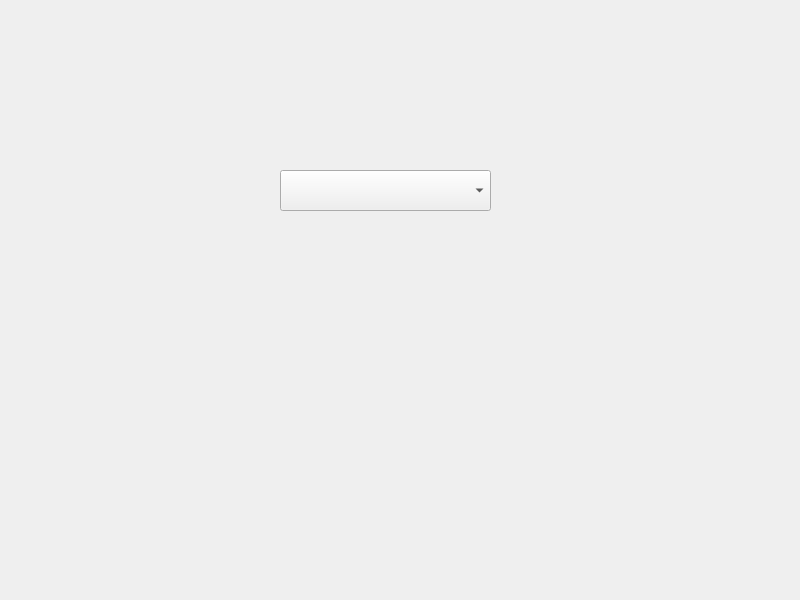
Old version of the form form.ui in the repository w3rr0/Arduino-screen.
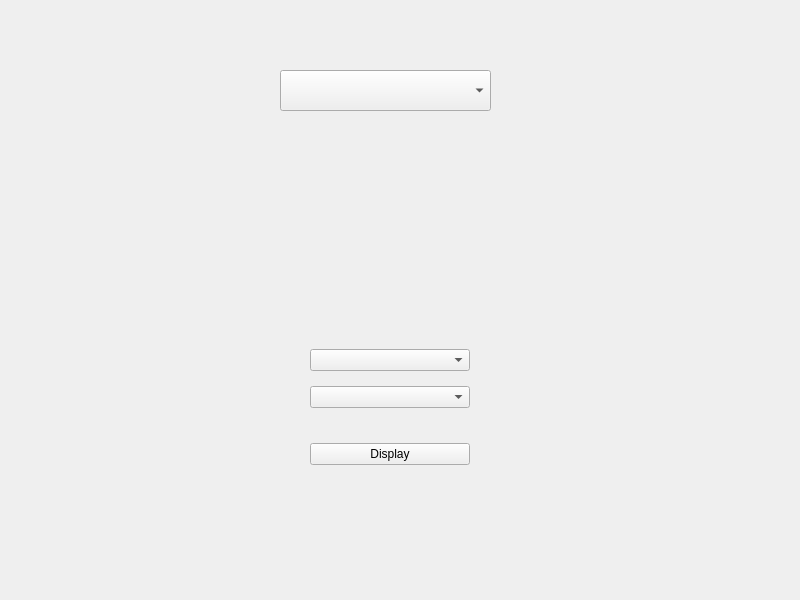
New version of the form.

Commit message: add display dialog and button

Diff of the .ui file:
```diff
--- a/form.ui
+++ b/form.ui
@@ -17,12 +17,50 @@
    <property name="geometry">
     <rect>
      <x>280</x>
-     <y>170</y>
+     <y>70</y>
      <width>211</width>
      <height>41</height>
     </rect>
    </property>
   </widget>
+  <widget class="QWidget" name="verticalLayoutWidget">
+   <property name="geometry">
+    <rect>
+     <x>310</x>
+     <y>340</y>
+     <width>160</width>
+     <height>136</height>
+    </rect>
+   </property>
+   <layout class="QVBoxLayout" name="verticalLayout">
+    <item>
+     <widget class="QComboBox" name="upper"/>
+    </item>
+    <item>
+     <widget class="QComboBox" name="lower"/>
+    </item>
+    <item>
+     <spacer name="horizontalSpacer">
+      <property name="orientation">
+       <enum>Qt::Orientation::Horizontal</enum>
+      </property>
+      <property name="sizeHint" stdset="0">
+       <size>
+        <width>40</width>
+        <height>20</height>
+       </size>
+      </property>
+     </spacer>
+    </item>
+    <item>
+     <widget class="QPushButton" name="display">
+      <property name="text">
+       <string>Display</string>
+      </property>
+     </widget>
+    </item>
+   </layout>
+  </widget>
  </widget>
  <resources/>
  <connections/>
```
The commit also changes 4 other files.
